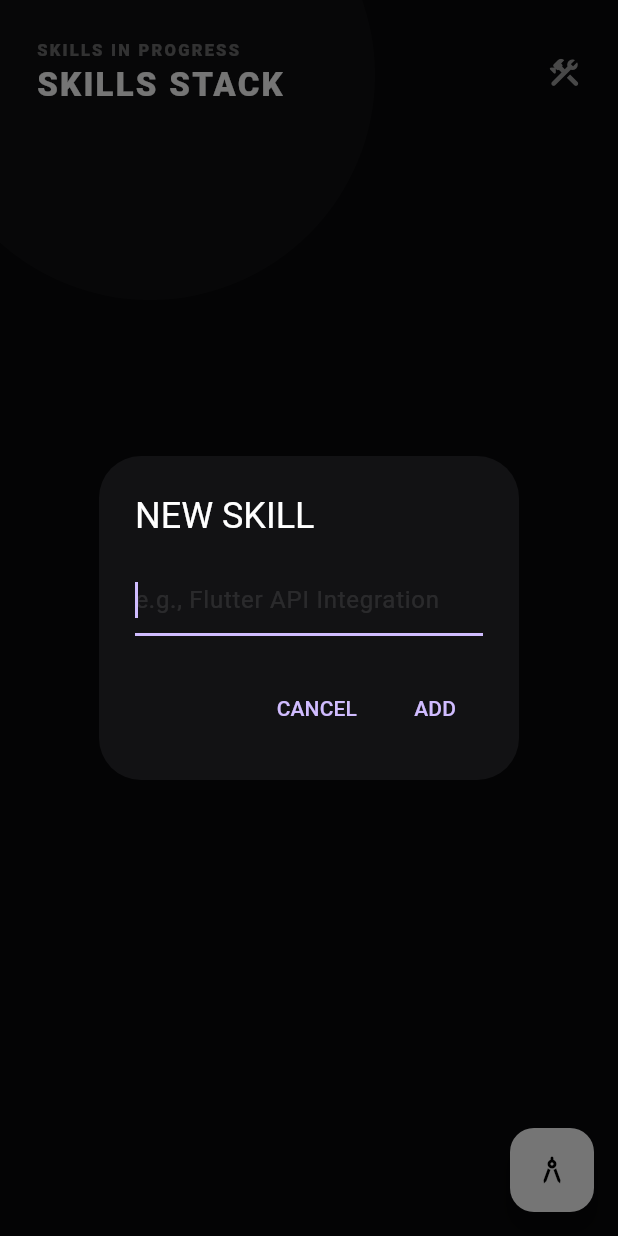
After one commit to anshjast/koru, a Flutter app: the SkillsScreen screen opened directly, after a tap on the "architecture" icon, on a phone screen of 412 x 824 dp. The commit adds this screen. Run offline on Flutter 3.47's test engine with Material 3 defaults, Android fonts, the phone set to English and light mode, and no system bars; our stand-ins replace cloud_firestore, confetti, firebase_core, fl_chart, liquid_progress_indicator_v2, rxdart and 1 more; accounts and stored records are empty.

Commit message:
UI updates

```diff
--- a/lib/screens/dashboard_screen.dart
+++ b/lib/screens/dashboard_screen.dart
@@ -5,6 +5,7 @@ import 'package:koru/screens/avoid_screen.dart';
 import 'package:koru/screens/diet_screen.dart';
 import 'package:koru/screens/goals_screen.dart';
 import 'package:koru/screens/schedule_screen.dart';
+import 'package:koru/screens/skills_screen.dart';
 import 'package:koru/screens/tasks_screen.dart';
 import 'package:koru/screens/train_screen.dart';
 import 'package:koru/widgets/glow_plus_button.dart';
@@ -67,6 +68,8 @@ class _DashboardScreenState extends State<DashboardScreen> {
       case 'SCHEDULE':
         screen = const ScheduleScreen();
         break;
+      case 'SKILLS':
+        screen = const SkillsScreen();
     }
     if (screen != null) {
       Navigator.push(context, MaterialPageRoute(builder: (context) => screen!));
--- /dev/null
+++ b/lib/screens/skills_screen.dart
@@ -0,0 +1,165 @@
+import 'package:flutter/material.dart';
+import 'package:cloud_firestore/cloud_firestore.dart';
+
+class SkillsScreen extends StatefulWidget {
+  const SkillsScreen({super.key});
+
+  @override
+  State<SkillsScreen> createState() => _SkillsScreenState();
+}
+
+class _SkillsScreenState extends State<SkillsScreen> {
+  final _skillsCollection = FirebaseFirestore.instance.collection('skills');
+
+  final Color primaryAccent = Colors.grey;
+  final Color obsidianBg = const Color(0xFF08080A);
+  final Color glassBg = const Color(0xFF121214);
+
+  @override
+  Widget build(BuildContext context) {
+    return Scaffold(
+      backgroundColor: obsidianBg,
+      body: Stack(
+        children: [
+          Positioned(
+            top: -100,
+            left: -50,
+            child: Container(
+              width: 300,
+              height: 300,
+              decoration: BoxDecoration(
+                shape: BoxShape.circle,
+                color: Colors.white.withOpacity(0.03),
+              ),
+            ),
+          ),
+          SafeArea(
+            child: Column(
+              children: [
+                _buildHeader(),
+                Expanded(
+                  child: StreamBuilder<QuerySnapshot>(
+                    stream: _skillsCollection.snapshots(),
+                    builder: (context, snapshot) {
+                      if (!snapshot.hasData) return const Center(child: CircularProgressIndicator());
+
+                      return ListView.builder(
+                        padding: const EdgeInsets.symmetric(horizontal: 24),
+                        itemCount: snapshot.data!.docs.length,
+                        itemBuilder: (context, index) {
+                          var skill = snapshot.data!.docs[index];
+                          double level = (skill['level'] ?? 0.0) / 100;
+
+                          return _buildSkillCard(skill['name'], level, skill.id);
+                        },
+                      );
+                    },
+                  ),
+                ),
+              ],
+            ),
+          ),
+        ],
+      ),
+      floatingActionButton: FloatingActionButton(
+        backgroundColor: Colors.white,
+        onPressed: _showAddSkillDialog,
+        child: const Icon(Icons.architecture_rounded, color: Colors.black),
+      ),
+    );
+  }
+
+  Widget _buildHeader() {
+    return Padding(
+      padding: const EdgeInsets.symmetric(horizontal: 24, vertical: 25),
+      child: Row(
+        children: [
+          const Column(
+            crossAxisAlignment: CrossAxisAlignment.start,
+            children: [
+              Text("SKILLS IN PROGRESS", style: TextStyle(color: Colors.white38, fontSize: 11, letterSpacing: 1.5, fontWeight: FontWeight.w900)),
+              Text("SKILLS STACK", style: TextStyle(color: Colors.white, fontSize: 22, fontWeight: FontWeight.w900, letterSpacing: 1.5)),
+            ],
+          ),
+          const Spacer(),
+          Icon(Icons.construction_rounded, color: primaryAccent),
+        ],
+      ),
+    );
+  }
+
+  Widget _buildSkillCard(String name, double level, String id) {
+    return Container(
+      margin: const EdgeInsets.only(bottom: 20),
+      padding: const EdgeInsets.all(20),
+      decoration: BoxDecoration(
+        color: glassBg,
+        borderRadius: BorderRadius.circular(24),
+        border: Border.all(color: Colors.white.withOpacity(0.05)),
+      ),
+      child: Column(
+        crossAxisAlignment: CrossAxisAlignment.start,
+        children: [
+          Row(
+            mainAxisAlignment: MainAxisAlignment.spaceBetween,
+            children: [
+              Text(name.toUpperCase(), style: const TextStyle(color: Colors.white, fontWeight: FontWeight.bold, fontSize: 13, letterSpacing: 1)),
+              Text("${(level * 100).toInt()}%", style: const TextStyle(color: Colors.white38, fontSize: 11, fontWeight: FontWeight.bold)),
+            ],
+          ),
+          const SizedBox(height: 12),
+          LinearProgressIndicator(
+            value: level,
+            backgroundColor: Colors.white.withOpacity(0.05),
+            color: Colors.white,
+            minHeight: 2,
+          ),
+          const SizedBox(height: 8),
+          Row(
+            mainAxisAlignment: MainAxisAlignment.end,
+            children: [
+              IconButton(
+                icon: const Icon(Icons.add_circle_outline, color: Colors.white10, size: 20),
+                onPressed: () => _updateLevel(id, (level * 100) + 5),
+              ),
+              IconButton(
+                icon: const Icon(Icons.remove_circle_outline, color: Colors.white10, size: 20),
+                onPressed: () => _updateLevel(id, (level * 100) - 5),
+              ),
+            ],
+          )
+        ],
+      ),
+    );
+  }
+
+  void _updateLevel(String id, double newLevel) {
+    _skillsCollection.doc(id).update({'level': newLevel.clamp(0, 100)});
+  }
+
+  void _showAddSkillDialog() {
+    final textController = TextEditingController();
+    showDialog(
+      context: context,
+      builder: (context) => AlertDialog(
+        backgroundColor: glassBg,
+        title: const Text("NEW SKILL", style: TextStyle(color: Colors.white)),
+        content: TextField(
+          controller: textController,
+          autofocus: true,
+          style: const TextStyle(color: Colors.white),
+          decoration: const InputDecoration(hintText: "e.g., Flutter API Integration", hintStyle: TextStyle(color: Colors.white10)),
+        ),
+        actions: [
+          TextButton(onPressed: () => Navigator.pop(context), child: const Text("CANCEL")),
+          TextButton(onPressed: () {
+            if (textController.text.isNotEmpty) {
+              _skillsCollection.add({'name': textController.text, 'level': 10.0});
+              Navigator.pop(context);
+            }
+          }, child: const Text("ADD")),
+        ],
+      ),
+    );
+  }
+}
```
